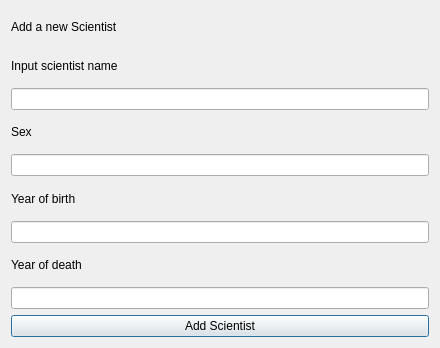
skulia15/Group36, file Group36W3/ui/addscientistdialog.ui: the form before one commit.
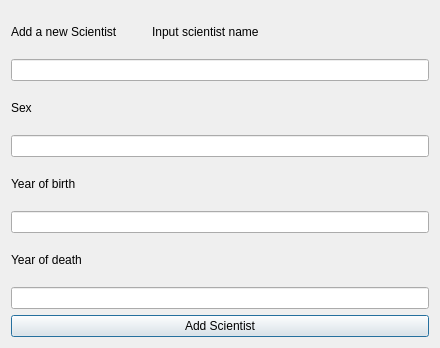
The form after the commit.

```diff
--- a/Group36W3/ui/addscientistdialog.ui
+++ b/Group36W3/ui/addscientistdialog.ui
@@ -15,14 +15,14 @@
   </property>
   <layout class="QVBoxLayout" name="verticalLayout_2">
    <item>
+    <layout class="QHBoxLayout" name="horizontalLayout">
+     <item>
     <widget class="QLabel" name="label_add_scientist">
      <property name="text">
       <string>Add a new Scientist</string>
      </property>
     </widget>
    </item>
-   <item>
-    <layout class="QHBoxLayout" name="horizontalLayout">
      <item>
       <widget class="QLabel" name="label_input_label">
        <property name="text">
```
Lines whose indentation alone changed are shown as unchanged.
